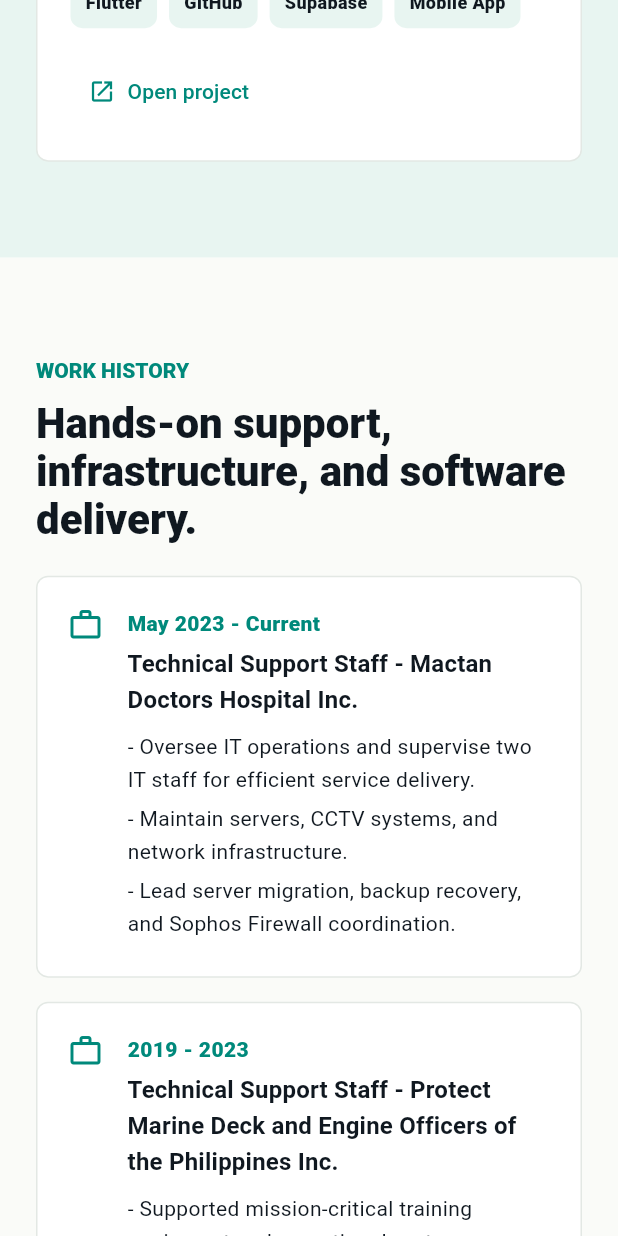
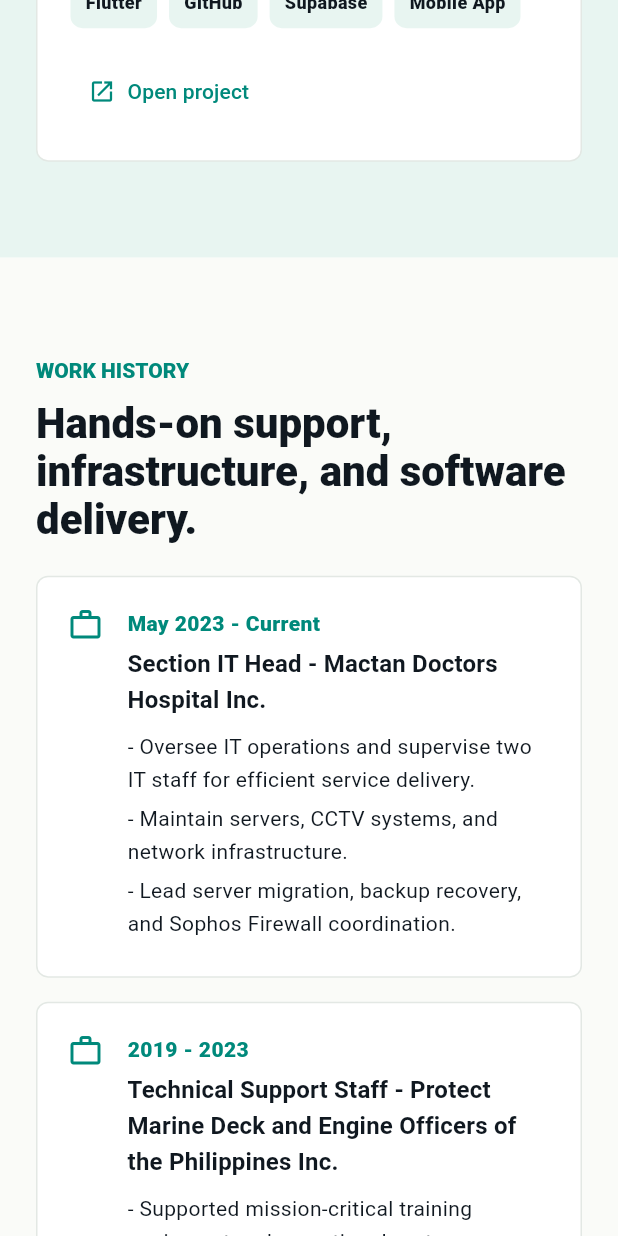
Before and after one commit to marluxdxd/marlu, a Flutter app: the screen it shows after launch, scrolled down 2880 dp, on a phone screen of 412 x 824 dp. Run offline on Flutter 3.47's test engine with Material 3 defaults, Android fonts, the light colour scheme and no system bars; Roboto replaces fonts that are missing (Arial).

Commit message:
changing Title: Technical Support Staff turn to Section IT Head

```diff
--- a/lib/main.dart
+++ b/lib/main.dart
@@ -413,7 +413,7 @@ class ExperienceSection extends StatelessWidget {
         SizedBox(height: 22),
         TimelineItem(
           period: 'May 2023 - Current',
-          title: 'Technical Support Staff',
+          title: 'Section IT Head',
           company: 'Mactan Doctors Hospital Inc.',
           points: [
             'Oversee IT operations and supervise two IT staff for efficient service delivery.',
```
